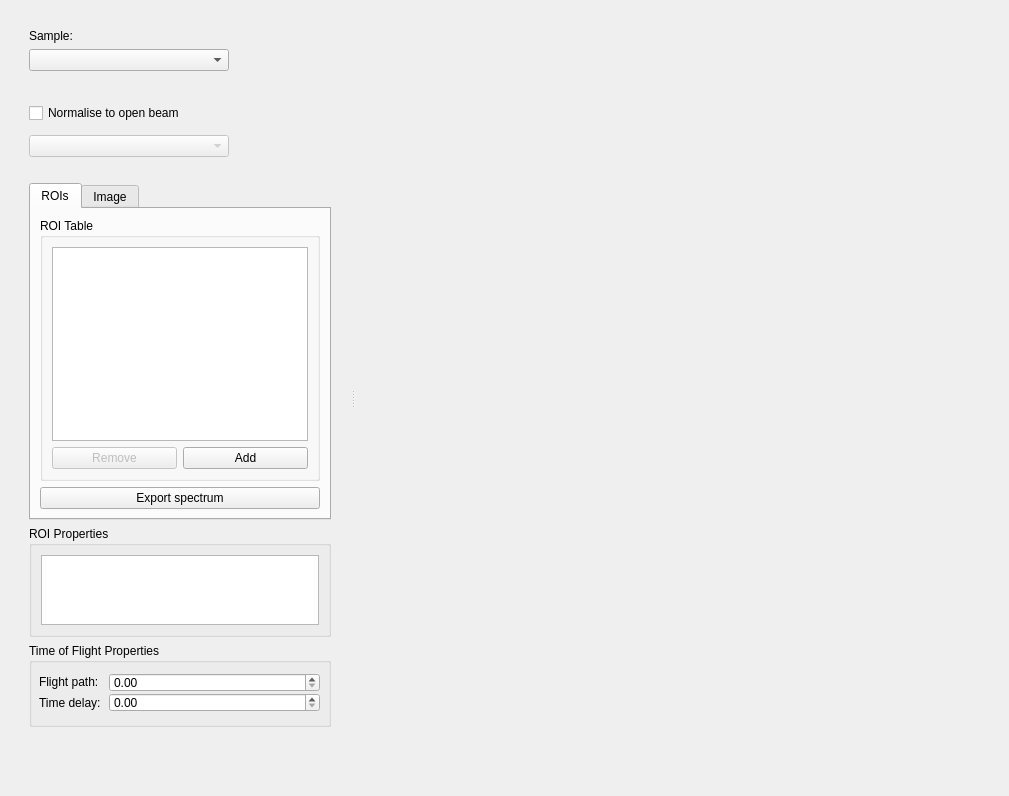
This is mantidimaging/gui/ui/spectrum_viewer.ui in mantidproject/mantidimaging as Qt 5 draws it before an edit. The edited form follows.
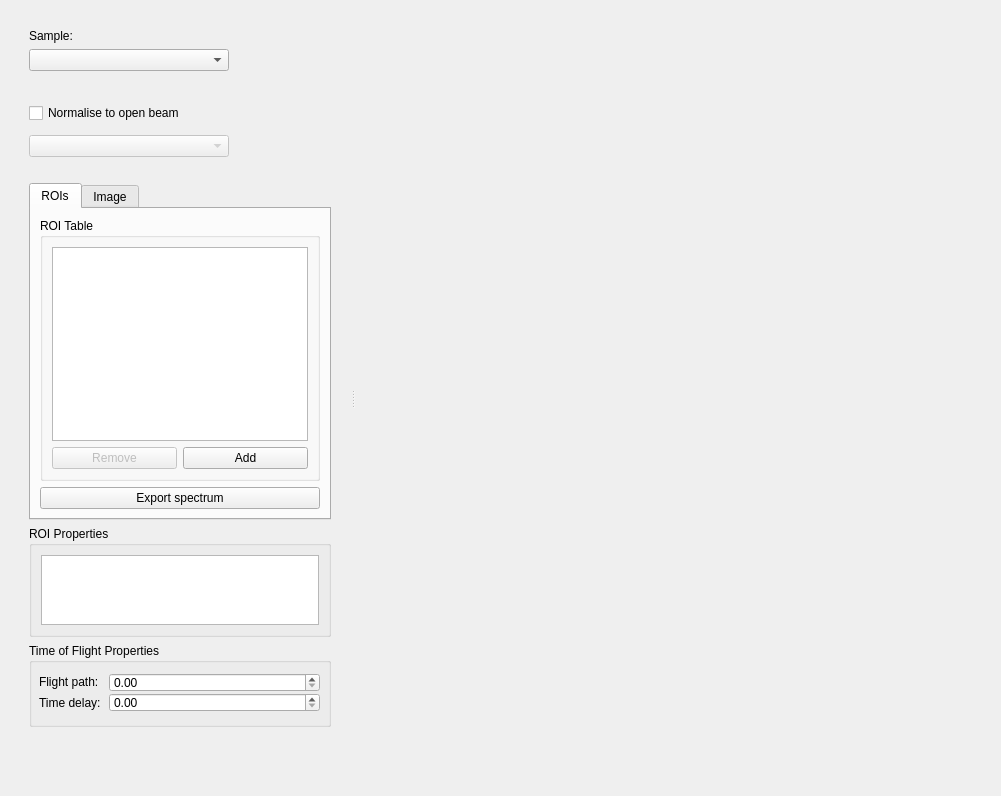
This is the edited form. Custom widgets are drawn as their Qt base class.

Commit message: Tof groupbox disabled when no Spectrum data available

What changed in the file:
```diff
--- a/mantidimaging/gui/ui/spectrum_viewer.ui
+++ b/mantidimaging/gui/ui/spectrum_viewer.ui
@@ -6,8 +6,8 @@
    <rect>
     <x>0</x>
     <y>0</y>
-    <width>1009</width>
-    <height>795</height>
+    <width>1001</width>
+    <height>766</height>
    </rect>
   </property>
   <property name="windowTitle">
```
Left out of the diff: 2 changed lines with no effect on the pictures. The commit also changes 2 other files.
